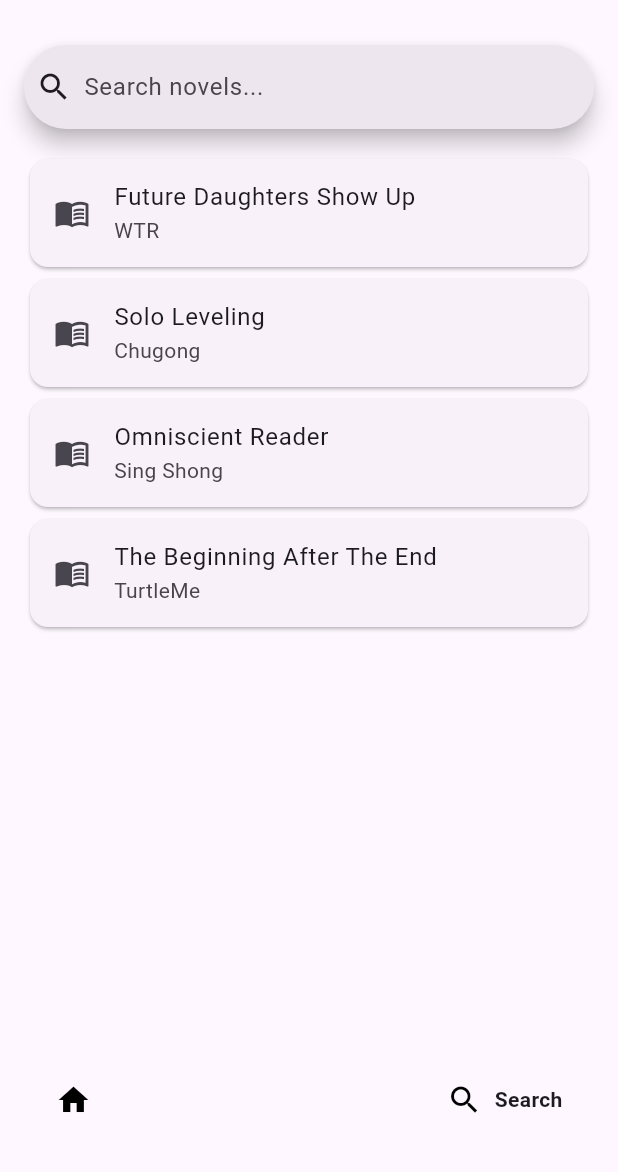
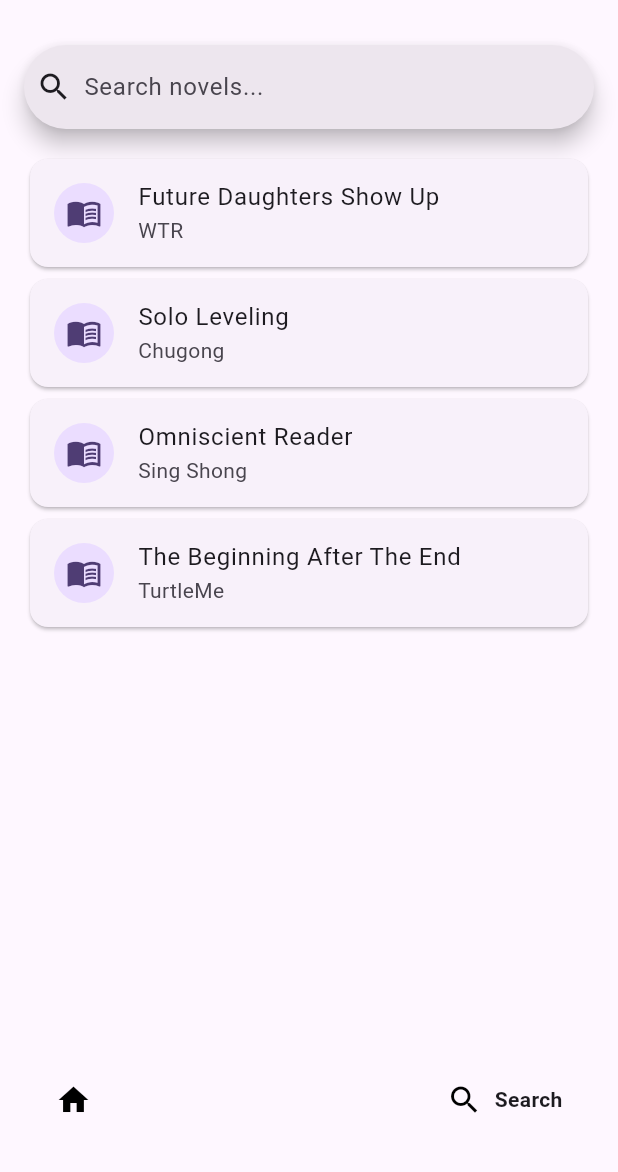
Before and after one commit to OshekharO/WTR-Android, a Flutter app: the screen it shows after launch, item 2 of the bottom bar chosen, on a phone screen of 412 x 824 dp, the part 63-1235 px from its top. Run offline on Flutter 3.47's test engine with Material 3 defaults, Android fonts, the phone set to English and light mode, and no system bars; drawn by our look-alikes of google_nav_bar; our stand-ins replace adaptive_theme, dio, logger, responsive_framework; missing offline and left inert: flutter_cors_image; network calls fail.

```diff
--- a/lib/src/core/constants/api_constants.dart
+++ b/lib/src/core/constants/api_constants.dart
@@ -1,10 +1,11 @@
 class ApiConstants {
   const ApiConstants._();
 
-  static const String baseUrl = 'https://wtr-lab.com';
+  static const String webBaseUrl = 'https://wtr-lab.com';
+  static const String apiProxyBaseUrl = 'https://cors-bypasser-pro.vercel.app/proxy?url=https://wtr-lab.com';
 
   // WTR API request paths used by the app screens.
-  static const String home = '/api/home';
+  static const String serieRanking = '/api/serie/ranking';
   static const String search = '/api/search';
   static const String novelDetails = '/api/novel/details';
   static const String chapterList = '/api/novel/chapters';
--- a/lib/src/features/books/data/models/book.dart
+++ b/lib/src/features/books/data/models/book.dart
@@ -1,17 +1,30 @@
 class Book {
-  const Book({required this.id, required this.title, required this.author, required this.description, this.coverUrl});
+  const Book({required this.id, required this.title, required this.author, required this.description, this.rawId, this.slug, this.coverUrl, this.chapterCount});
 
   final int id;
+  final int? rawId;
+  final String? slug;
   final String title;
   final String author;
   final String description;
   final String? coverUrl;
+  final int? chapterCount;
 
-  factory Book.fromJson(Map<String, dynamic> json) => Book(
-        id: int.tryParse('${json['id'] ?? json['raw_id'] ?? 0}') ?? 0,
-        title: '${json['title'] ?? json['name'] ?? 'Untitled'}',
-        author: '${json['author'] ?? 'Unknown'}',
-        description: '${json['description'] ?? json['desc'] ?? 'No description available.'}',
-        coverUrl: json['cover']?.toString() ?? json['cover_url']?.toString(),
-      );
+  factory Book.fromJson(Map<String, dynamic> json) {
+    final data = json['data'];
+    final payload = data is Map<String, dynamic> ? data : <String, dynamic>{};
+    final resolvedRawId = int.tryParse('${json['raw_id'] ?? payload['raw_id'] ?? json['id'] ?? payload['id'] ?? 0}') ?? 0;
+    final slugValue = json['slug'] ?? payload['slug'];
+
+    return Book(
+      id: int.tryParse('${json['id'] ?? payload['id'] ?? resolvedRawId}') ?? 0,
+      rawId: resolvedRawId == 0 ? null : resolvedRawId,
+      slug: slugValue == null || '$slugValue'.trim().isEmpty ? null : '$slugValue',
+      title: '${payload['title'] ?? json['title'] ?? json['name'] ?? 'Untitled'}',
+      author: '${payload['author'] ?? json['author'] ?? 'Unknown'}',
+      description: '${payload['description'] ?? json['description'] ?? json['desc'] ?? 'No description available.'}',
+      coverUrl: json['image']?.toString() ?? payload['image']?.toString() ?? json['cover']?.toString() ?? json['cover_url']?.toString(),
+      chapterCount: int.tryParse('${json['chapter_count'] ?? json['raw_chapter_count'] ?? payload['chapter_count'] ?? payload['raw_chapter_count'] ?? 0}') ?? 0,
+    );
+  }
 }
--- a/lib/src/features/home/presentation/home_page.dart
+++ b/lib/src/features/home/presentation/home_page.dart
@@ -1,5 +1,6 @@
 import 'package:flutter/material.dart';
 import 'package:google_nav_bar/google_nav_bar.dart';
+import 'package:flutter_cors_image/flutter_cors_image.dart';
 
 import '../../books/data/models/book.dart';
 import '../../details/presentation/details_page.dart';
@@ -70,7 +71,7 @@ class _BookCard extends StatelessWidget {
   @override
   Widget build(BuildContext context) => Card(
         child: ListTile(
-          leading: const Icon(Icons.auto_stories),
+          leading: _CoverThumb(url: book.coverUrl),
           title: Text(book.title),
           subtitle: Text(book.author),
           trailing: const Icon(Icons.chevron_right),
@@ -78,3 +79,31 @@ class _BookCard extends StatelessWidget {
         ),
       );
 }
+
+class _CoverThumb extends StatelessWidget {
+  const _CoverThumb({this.url});
+
+  final String? url;
+
+  @override
+  Widget build(BuildContext context) {
+    if (url == null || url!.trim().isEmpty) {
+      return const CircleAvatar(child: Icon(Icons.auto_stories));
+    }
+
+    return ClipRRect(
+      borderRadius: BorderRadius.circular(8),
+      child: SizedBox(
+        width: 48,
+        height: 48,
+        child: CustomNetworkImage(
+          url: url!,
+          width: 48,
+          height: 48,
+          fit: BoxFit.cover,
+          errorWidget: const CircleAvatar(child: Icon(Icons.auto_stories)),
+        ),
+      ),
+    );
+  }
+}
--- a/lib/src/features/search/presentation/search_page.dart
+++ b/lib/src/features/search/presentation/search_page.dart
@@ -1,4 +1,5 @@
 import 'package:flutter/material.dart';
+import 'package:flutter_cors_image/flutter_cors_image.dart';
 
 import '../../books/data/models/book.dart';
 import '../../details/presentation/details_page.dart';
@@ -25,8 +26,49 @@ class _SearchPageState extends State<SearchPage> {
           builder: (context, snap) {
             if (snap.connectionState == ConnectionState.waiting) return const Center(child: CircularProgressIndicator());
             final books = snap.data ?? [];
-            return Column(children: books.map((b) => Card(child: ListTile(leading: const Icon(Icons.menu_book), title: Text(b.title), subtitle: Text(b.author), onTap: () => Navigator.push(context, MaterialPageRoute(builder: (_) => DetailsPage(book: b)))))).toList());
+            return Column(
+              children: books
+                  .map(
+                    (b) => Card(
+                      child: ListTile(
+                        leading: _CoverThumb(url: b.coverUrl),
+                        title: Text(b.title),
+                        subtitle: Text(b.author),
+                        onTap: () => Navigator.push(context, MaterialPageRoute(builder: (_) => DetailsPage(book: b))),
+                      ),
+                    ),
+                  )
+                  .toList(),
+            );
           },
         )
       ]);
 }
+
+class _CoverThumb extends StatelessWidget {
+  const _CoverThumb({this.url});
+
+  final String? url;
+
+  @override
+  Widget build(BuildContext context) {
+    if (url == null || url!.trim().isEmpty) {
+      return const CircleAvatar(child: Icon(Icons.menu_book));
+    }
+
+    return ClipRRect(
+      borderRadius: BorderRadius.circular(8),
+      child: SizedBox(
+        width: 48,
+        height: 48,
+        child: CustomNetworkImage(
+          url: url!,
+          width: 48,
+          height: 48,
+          fit: BoxFit.cover,
+          errorWidget: const CircleAvatar(child: Icon(Icons.menu_book)),
+        ),
+      ),
+    );
+  }
+}
--- a/pubspec.yaml
+++ b/pubspec.yaml
@@ -23,6 +23,7 @@ dependencies:
   cloudflare_bypass: ^0.0.1
   cloudflare_interceptor: ^0.0.3
   dart_web_scraper: ^0.1.0
+  flutter_cors_image: ^0.3.13
 
 dev_dependencies:
   flutter_test:
```
Also changed, not shown: analysis_options.yaml (added, +28 -0 lines), lib/src/core/network/dio_client.dart (+21 -1 lines), lib/src/features/chapter_list/data/chapter_list_repository.dart (+6 -2 lines), lib/src/features/chapter_list/presentation/chapter_list_page.dart (+27 -2 lines), lib/src/features/details/data/details_repository.dart (+41 -6 lines), lib/src/features/details/presentation/details_page.dart (+19 -2 lines), lib/src/features/home/data/home_repository.dart (+5 -2 lines), lib/src/features/reader/data/models/chapter_request.dart (added, +29 -0 lines), lib/src/features/reader/data/reader_repository.dart (added, +40 -0 lines), lib/src/features/reader/presentation/reader_page.dart (added, +44 -0 lines), pubspec.lock, 125 other files.
